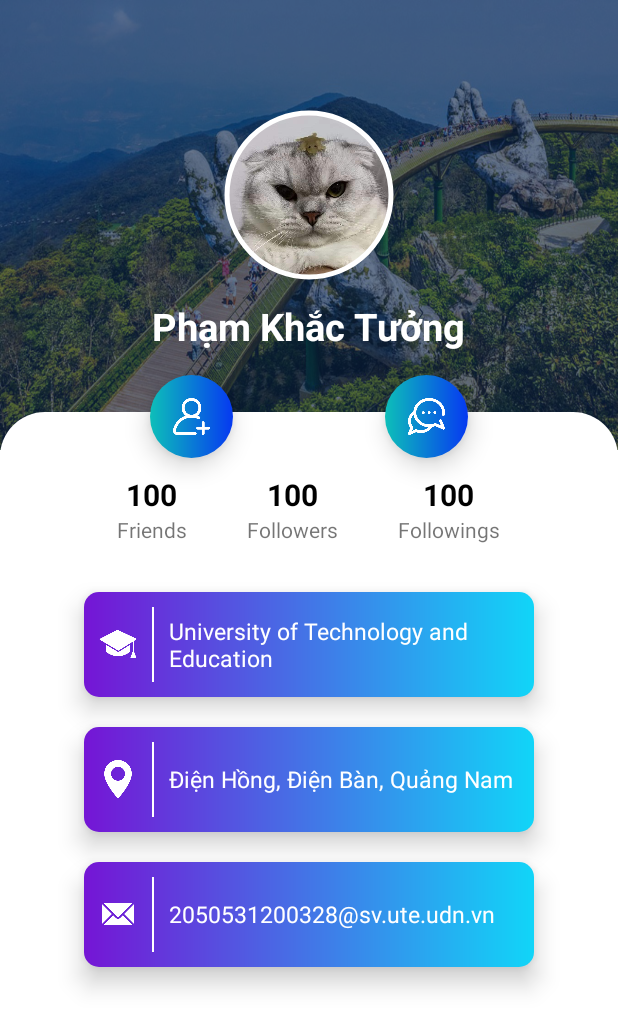
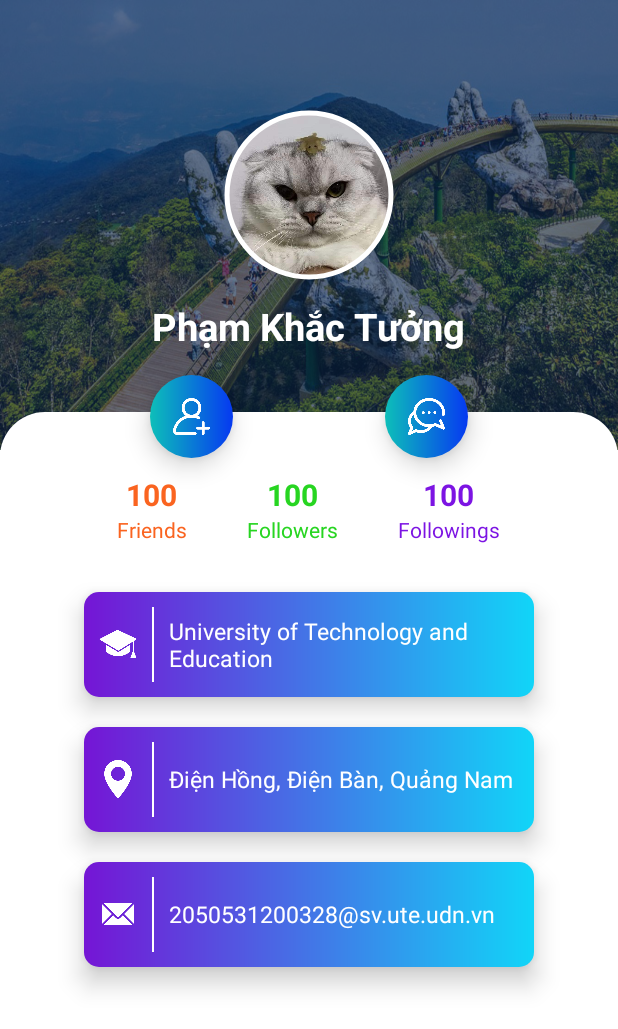
Before and after one commit to TuongPham210502/LaptrinhDD, an Android app: the screen it shows after launch (MainActivity), on a phone screen of 412 x 824 dp. Shown: the top 1029 px of the screen. Run offline under Robolectric (Android 15) with nearby library versions, the phone set to English and light mode, and no system bars.

Commit message:
edit text color

```diff
--- a/app/src/main/java/com/example/myprofileapp/TestScroll.java
+++ b/app/src/main/java/com/example/myprofileapp/TestScroll.java
@@ -9,6 +9,5 @@ public class TestScroll extends AppCompatActivity {
     @Override
     protected void onCreate(Bundle savedInstanceState) {
         super.onCreate(savedInstanceState);
-        setContentView(R.layout.activity_test_scroll);
     }
 }
--- a/app/src/main/res/layout/activity_main.xml
+++ b/app/src/main/res/layout/activity_main.xml
@@ -78,14 +78,15 @@
                     android:layout_height="wrap_content"
                     android:layout_gravity="center"
                     android:text="100"
-                    android:textColor="@color/black"
+                    android:textColor="#FA6420"
                     android:textSize="20dp"
                     android:textStyle="bold" />
 
                 <TextView
                     android:layout_width="wrap_content"
                     android:layout_height="wrap_content"
-                    android:text="Friends" />
+                    android:text="Friends"
+                    android:textColor="#FA6420" />
             </LinearLayout>
 
             <LinearLayout
@@ -100,14 +101,15 @@
                     android:layout_height="wrap_content"
                     android:layout_gravity="center"
                     android:text="100"
-                    android:textColor="@color/black"
+                    android:textColor="#27D521"
                     android:textSize="20dp"
                     android:textStyle="bold" />
 
                 <TextView
                     android:layout_width="wrap_content"
                     android:layout_height="wrap_content"
-                    android:text="Followers" />
+                    android:text="Followers"
+                    android:textColor="#27D521" />
             </LinearLayout>
 
 
@@ -123,14 +125,15 @@
                     android:layout_height="wrap_content"
                     android:layout_gravity="center"
                     android:text="100"
-                    android:textColor="@color/black"
+                    android:textColor="#7C14E3"
                     android:textSize="20dp"
                     android:textStyle="bold" />
 
                 <TextView
                     android:layout_width="wrap_content"
                     android:layout_height="wrap_content"
-                    android:text="Followings" />
+                    android:text="Followings"
+                    android:textColor="#7C14E3" />
             </LinearLayout>
 
         </LinearLayout>
@@ -208,9 +211,9 @@
             <ImageView
                 android:layout_width="25dp"
                 android:layout_height="25dp"
-                android:padding="2dp"
                 android:layout_gravity="center"
                 android:layout_marginHorizontal="10dp"
+                android:padding="2dp"
                 android:src="@drawable/email" />
 
             <View
```
Also changed, not shown: app/src/main/res/layout/activity_test_scroll.xml (deleted, +0 -9 lines).
